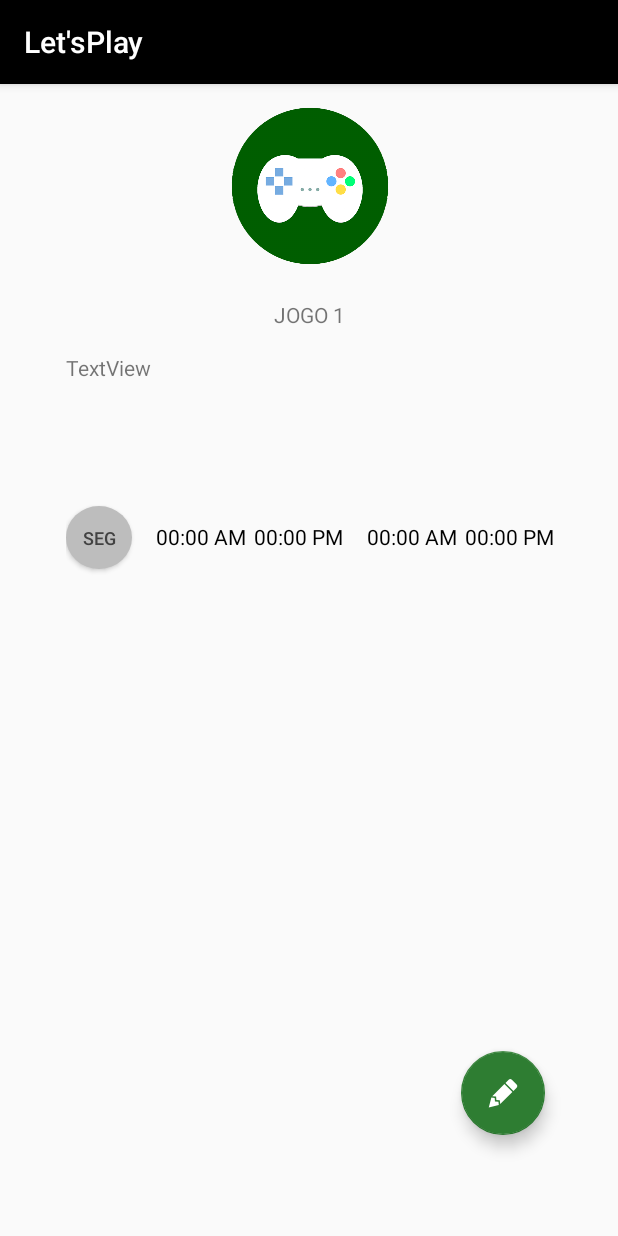
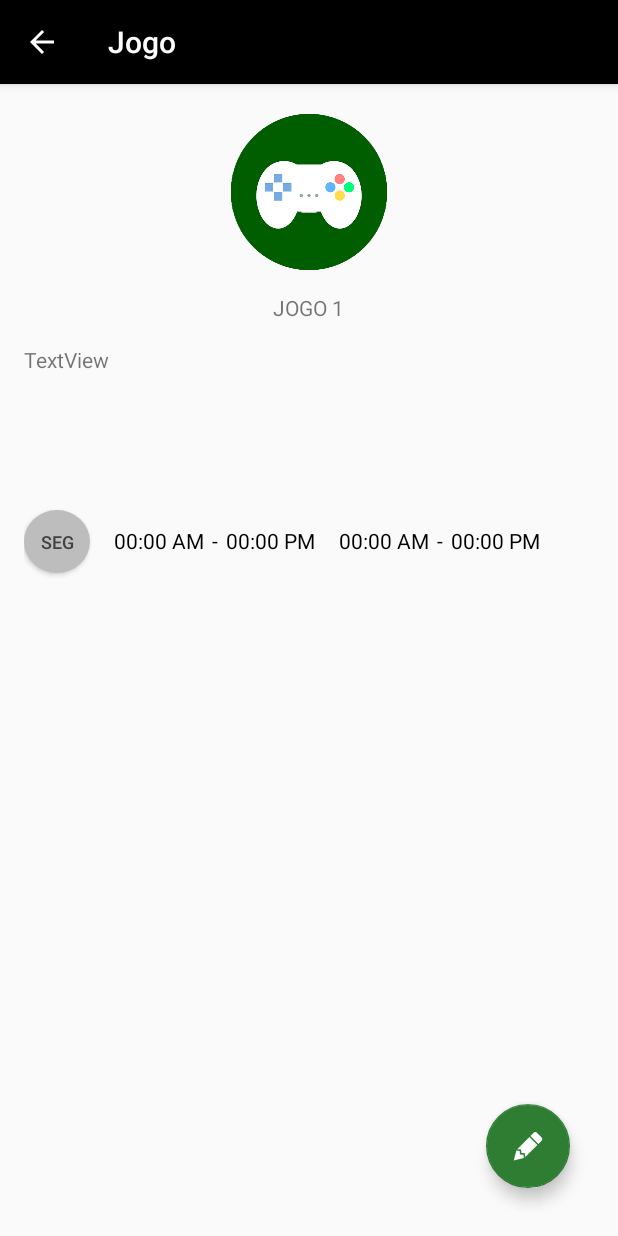
Before and after one commit to matcheus/LetsPlay, an Android app: the JogoPerfilDetalhado screen opened directly, with no data from a screen before it, on a phone screen of 412 x 824 dp. Run offline under Robolectric (Android 15) with nearby library versions, the phone set to English and light mode, and no system bars.

Commit message:
Refatorando tela de jogo perfil detalhado

```diff
--- a/Aplicativo/LetsPlay/app/build.gradle
+++ b/Aplicativo/LetsPlay/app/build.gradle
@@ -5,7 +5,7 @@ android {
     buildToolsVersion '26.0.2'
     defaultConfig {
         applicationId "com.xpmets.letsplay"
-        minSdkVersion 21
+        minSdkVersion 19
         targetSdkVersion 26
         multiDexEnabled true
         versionCode 1
@@ -28,7 +28,6 @@ dependencies {
     compile 'com.android.support:cardview-v7:26.1.0'
     compile 'com.android.support:appcompat-v7:26.1.0'
     compile 'com.android.support:design:26.1.0'
-    compile 'com.android.support.constraint:constraint-layout:1.0.2'
 
     //FireBase
     compile 'com.google.firebase:firebase-database:10.2.0'
--- a/Aplicativo/LetsPlay/app/src/main/AndroidManifest.xml
+++ b/Aplicativo/LetsPlay/app/src/main/AndroidManifest.xml
@@ -20,7 +20,7 @@
         </activity>
         <activity
             android:name=".View.JogoPerfilDetalhado"
-            android:label="@string/app_name"
+            android:label="Jogo"
             android:theme="@style/AppTheme.NoActionBar">
         </activity>
         <activity
--- a/Aplicativo/LetsPlay/app/src/main/java/com/xpmets/letsplay/View/JogoPerfilDetalhado.java
+++ b/Aplicativo/LetsPlay/app/src/main/java/com/xpmets/letsplay/View/JogoPerfilDetalhado.java
@@ -3,6 +3,7 @@ package com.xpmets.letsplay.View;
 import android.os.Bundle;
 import android.support.design.widget.FloatingActionButton;
 import android.support.design.widget.Snackbar;
+import android.support.v7.app.ActionBar;
 import android.support.v7.app.AppCompatActivity;
 import android.support.v7.widget.Toolbar;
 import android.view.View;
@@ -14,9 +15,12 @@ public class JogoPerfilDetalhado extends AppCompatActivity {
     @Override
     protected void onCreate(Bundle savedInstanceState) {
         super.onCreate(savedInstanceState);
-        setContentView(R.layout.jogo_perfil);
+        setContentView(R.layout.activity_jogo_perfil_detalhado);
         Toolbar toolbar = (Toolbar) findViewById(R.id.toolbar);
         setSupportActionBar(toolbar);
+        setSupportActionBar(toolbar);
+        ActionBar ab = getSupportActionBar();
+        ab.setDisplayHomeAsUpEnabled(true);
 
         FloatingActionButton fab = (FloatingActionButton) findViewById(R.id.fab2);
         fab.setOnClickListener(new View.OnClickListener() {
--- a/Aplicativo/LetsPlay/app/src/main/java/com/xpmets/letsplay/View/JogosPerfis.java
+++ b/Aplicativo/LetsPlay/app/src/main/java/com/xpmets/letsplay/View/JogosPerfis.java
@@ -16,7 +16,7 @@ public class JogosPerfis extends Fragment {
 
     @Override
     public View onCreateView(LayoutInflater inflater, ViewGroup container, Bundle saveInstanceState){
-        View view = inflater.inflate(R.layout.app_bar_main, null);
+        View view = inflater.inflate(R.layout.fragment_jogos_perfil, null);
 
 
         FloatingActionButton fab = (FloatingActionButton) view.findViewById(R.id.fab);
--- /dev/null
+++ b/Aplicativo/LetsPlay/app/src/main/res/layout/activity_jogo_perfil_detalhado.xml
@@ -0,0 +1,72 @@
+<?xml version="1.0" encoding="utf-8"?>
+<LinearLayout xmlns:android="http://schemas.android.com/apk/res/android"
+    xmlns:app="http://schemas.android.com/apk/res-auto"
+    android:layout_width="match_parent"
+    android:layout_height="match_parent"
+    android:orientation="vertical">
+
+    <android.support.design.widget.AppBarLayout
+        android:id="@+id/appBarLayout"
+        android:layout_width="match_parent"
+        android:layout_height="wrap_content"
+        android:theme="@style/AppTheme.AppBarOverlay">
+
+        <android.support.v7.widget.Toolbar
+            android:id="@+id/toolbar"
+            android:layout_width="match_parent"
+            android:layout_height="?attr/actionBarSize"
+            android:background="?attr/colorPrimary"
+            app:popupTheme="@style/AppTheme.PopupOverlay" />
+
+    </android.support.design.widget.AppBarLayout>
+
+    <LinearLayout
+        android:layout_width="match_parent"
+        android:layout_height="wrap_content"
+        android:layout_marginLeft="16dp"
+        android:layout_marginRight="16dp"
+        android:orientation="vertical">
+
+        <ImageView
+            android:id="@+id/imageView3"
+            android:layout_width="120dp"
+            android:layout_height="120dp"
+            android:layout_marginTop="12dp"
+            android:layout_gravity="center_horizontal"
+            app:srcCompat="@drawable/game_sem_imagem" />
+
+        <TextView
+            android:id="@+id/textView3"
+            android:layout_width="wrap_content"
+            android:layout_height="wrap_content"
+            android:layout_marginTop="7dp"
+            android:layout_gravity="center_horizontal"
+            android:text="JOGO 1" />
+
+        <TextView
+            android:id="@+id/textView5"
+            android:layout_width="match_parent"
+            android:layout_height="78dp"
+            android:layout_marginTop="15dp"
+            android:text="TextView" />
+    </LinearLayout>
+
+    <android.support.design.widget.CoordinatorLayout
+        android:layout_width="match_parent"
+        android:layout_height="match_parent"
+        android:layout_margin="16dp"
+        app:layout_behavior="@string/appbar_scrolling_view_behavior">
+
+        <include layout="@layout/item_horario" />
+
+        <android.support.design.widget.FloatingActionButton
+            android:id="@+id/fab2"
+            android:layout_width="wrap_content"
+            android:layout_height="wrap_content"
+            android:layout_gravity="bottom|end"
+            android:layout_margin="@dimen/fab_margin"
+            android:src="@drawable/lead_pencil" />
+
+    </android.support.design.widget.CoordinatorLayout>
+
+</LinearLayout>
--- /dev/null
+++ b/Aplicativo/LetsPlay/app/src/main/res/layout/item_horario.xml
@@ -0,0 +1,67 @@
+<?xml version="1.0" encoding="utf-8"?>
+<LinearLayout xmlns:android="http://schemas.android.com/apk/res/android"
+    android:layout_width="wrap_content"
+    android:layout_height="wrap_content"
+    android:orientation="horizontal">
+
+    <Button
+        android:id="@+id/botaosegunda"
+        style="@style/DiasFontOff"
+        android:layout_width="44dp"
+        android:layout_height="42dp"
+        android:layout_marginTop="16dp"
+        android:text="Seg" />
+
+    <TextView
+        android:id="@+id/textClock"
+        android:layout_width="wrap_content"
+        android:layout_height="wrap_content"
+        android:layout_marginLeft="16dp"
+        android:layout_marginTop="16dp"
+        android:text="00:00 AM"
+        android:textColor="#000000" />
+
+    <TextView
+        android:layout_width="wrap_content"
+        android:layout_height="wrap_content"
+        android:layout_marginLeft="5dp"
+        android:layout_marginTop="16dp"
+        android:text="-"
+        android:textColor="#000000" />
+
+    <TextView
+        android:id="@+id/textClock2"
+        android:layout_width="wrap_content"
+        android:layout_height="wrap_content"
+        android:layout_marginLeft="5dp"
+        android:layout_marginTop="16dp"
+        android:text="00:00 PM"
+        android:textColor="#000000" />
+
+    <TextView
+        android:id="@+id/textClock3"
+        android:layout_width="wrap_content"
+        android:layout_height="wrap_content"
+        android:layout_marginLeft="16dp"
+        android:layout_marginTop="16dp"
+        android:text="00:00 AM"
+        android:textColor="#000000" />
+
+    <TextView
+        android:layout_width="wrap_content"
+        android:layout_height="wrap_content"
+        android:layout_marginLeft="5dp"
+        android:layout_marginTop="16dp"
+        android:text="-"
+        android:textColor="#000000" />
+
+    <TextView
+        android:id="@+id/textClock4"
+        android:layout_width="wrap_content"
+        android:layout_height="wrap_content"
+        android:layout_marginLeft="5dp"
+        android:layout_marginTop="16dp"
+        android:text="00:00 PM"
+        android:textColor="#000000" />
+
+</LinearLayout>
--- a/Aplicativo/LetsPlay/app/src/main/res/layout/jogo_perfil.xml
+++ /dev/null
@@ -1,138 +0,0 @@
-<?xml version="1.0" encoding="utf-8"?>
-<android.support.constraint.ConstraintLayout xmlns:android="http://schemas.android.com/apk/res/android"
-    xmlns:app="http://schemas.android.com/apk/res-auto"
-    xmlns:tools="http://schemas.android.com/tools"
-    android:layout_width="match_parent"
-    android:layout_height="match_parent"
-    app:layout_behavior="@string/appbar_scrolling_view_behavior">
-
-    <android.support.design.widget.AppBarLayout
-        android:layout_width="0dp"
-        android:layout_height="wrap_content"
-        android:theme="@style/AppTheme.AppBarOverlay"
-        app:layout_constraintRight_toRightOf="parent"
-        app:layout_constraintLeft_toLeftOf="parent"
-        android:id="@+id/appBarLayout"
-        app:layout_constraintTop_toTopOf="parent">
-
-        <android.support.v7.widget.Toolbar
-            android:id="@+id/toolbar"
-            android:layout_width="match_parent"
-            android:layout_height="?attr/actionBarSize"
-            android:background="?attr/colorPrimary"
-            app:popupTheme="@style/AppTheme.PopupOverlay" />
-
-    </android.support.design.widget.AppBarLayout>
-
-    <ImageView
-        android:id="@+id/imageView3"
-        android:layout_width="120dp"
-        android:layout_height="120dp"
-        android:layout_marginLeft="8dp"
-        android:layout_marginRight="8dp"
-        android:layout_marginTop="8dp"
-        app:layout_constraintLeft_toLeftOf="parent"
-        app:layout_constraintRight_toRightOf="parent"
-        app:srcCompat="@drawable/game_sem_imagem"
-        android:layout_marginStart="8dp"
-        android:layout_marginEnd="8dp"
-        app:layout_constraintHorizontal_bias="0.502"
-        app:layout_constraintTop_toBottomOf="@+id/appBarLayout" />
-
-    <TextView
-        android:id="@+id/textView3"
-        android:layout_width="wrap_content"
-        android:layout_height="wrap_content"
-        android:layout_marginLeft="8dp"
-        android:layout_marginRight="8dp"
-        android:layout_marginTop="16dp"
-        android:text="JOGO 1"
-        app:layout_constraintLeft_toLeftOf="parent"
-        app:layout_constraintRight_toRightOf="parent"
-        app:layout_constraintTop_toBottomOf="@+id/imageView3"
-        android:layout_marginStart="8dp"
-        android:layout_marginEnd="8dp" />
-
-    <TextView
-        android:id="@+id/textView5"
-        android:layout_width="324dp"
-        android:layout_height="78dp"
-        android:layout_marginLeft="8dp"
-        android:layout_marginRight="8dp"
-        android:layout_marginTop="16dp"
-        android:text="TextView"
-        app:layout_constraintLeft_toLeftOf="parent"
-        app:layout_constraintRight_toRightOf="parent"
-        app:layout_constraintTop_toBottomOf="@+id/textView3"
-        android:layout_marginStart="8dp"
-        android:layout_marginEnd="8dp" />
-
-    <LinearLayout
-        android:layout_width="wrap_content"
-        android:layout_height="wrap_content"
-        android:layout_marginTop="8dp"
-        android:orientation="horizontal"
-        app:layout_constraintLeft_toLeftOf="@+id/textView5"
-        app:layout_constraintTop_toBottomOf="@+id/textView5">
-
-        <Button
-            android:id="@+id/botaosegunda"
-            style="@style/DiasFontOff"
-            android:layout_width="44dp"
-            android:layout_height="42dp"
-            android:layout_marginTop="16dp"
-            android:text="Seg" />
-
-        <TextView
-            android:id="@+id/textClock"
-            android:layout_width="wrap_content"
-            android:layout_height="wrap_content"
-            android:text="00:00 AM"
-            android:textColor="#000000"
-            android:layout_marginTop="16dp"
-            android:layout_marginLeft="16dp"/>
-
-        <TextView
-            android:id="@+id/textClock2"
-            android:layout_width="wrap_content"
-            android:layout_height="wrap_content"
-            android:text="00:00 PM"
-            android:textColor="#000000"
-            android:layout_marginTop="16dp"
-            android:layout_marginLeft="5dp" />
-
-        <TextView
-            android:id="@+id/textClock3"
-            android:layout_width="wrap_content"
-            android:layout_height="wrap_content"
-            android:text="00:00 AM"
-            android:textColor="#000000"
-            android:layout_marginTop="16dp"
-            android:layout_marginLeft="16dp" />
-
-        <TextView
-            android:id="@+id/textClock4"
-            android:layout_width="wrap_content"
-            android:layout_height="wrap_content"
-            android:text="00:00 PM"
-            android:textColor="#000000"
-            android:layout_marginTop="16dp"
-            android:layout_marginLeft="5dp" />
-
-    </LinearLayout>
-
-    <android.support.design.widget.FloatingActionButton
-        android:id="@+id/fab2"
-        android:layout_width="wrap_content"
-        android:layout_height="wrap_content"
-        android:layout_gravity="bottom|end"
-        android:layout_margin="@dimen/fab_margin"
-        android:src="@drawable/lead_pencil"
-        app:layout_constraintRight_toRightOf="parent"
-        app:layout_constraintBottom_toBottomOf="parent"
-        app:layout_constraintLeft_toLeftOf="parent"
-        app:layout_constraintHorizontal_bias="0.9"
-        app:layout_constraintTop_toTopOf="parent"
-        app:layout_constraintVertical_bias="0.93" />
-
-</android.support.constraint.ConstraintLayout>
--- a/Aplicativo/LetsPlay/app/src/main/res/values/styles.xml
+++ b/Aplicativo/LetsPlay/app/src/main/res/values/styles.xml
@@ -36,16 +36,16 @@
     <style name="DiasFontOn">
         <item name="android:textColor">#FFFFFF</item>
         <item name="android:textSize">12dp</item>
-        <item name="android:layout_width">30dp</item>
-        <item name="android:layout_height">30dp</item>
+        <item name="android:layout_width">35dp</item>
+        <item name="android:layout_height">35dp</item>
         <item name="android:background">@drawable/round_button</item>
     </style>
 
     <style name="DiasFontOff">
         <item name="android:textColor">#424242</item>
         <item name="android:textSize">12dp</item>
-        <item name="android:layout_width">30dp</item>
-        <item name="android:layout_height">30dp</item>
+        <item name="android:layout_width">35dp</item>
+        <item name="android:layout_height">35dp</item>
         <item name="android:layout_marginBottom">8dp</item>
         <item name="android:background">@drawable/round_button_off</item>
     </style>
```
Also changed, not shown: Aplicativo/LetsPlay/app/src/main/res/layout/card_perfil.xml (+41 -53 lines), Aplicativo/LetsPlay/app/src/main/res/layout/fragment_jogos_perfil.xml (renamed from Aplicativo/LetsPlay/app/src/main/res/layout/app_bar_main.xml).
